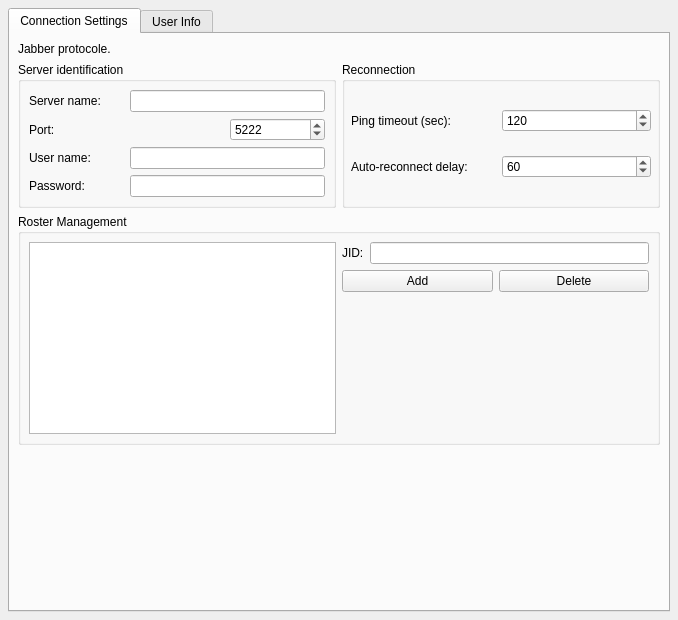
Fruneau/qRezix, file qrezix/jabber/rzxjabberpropui.ui: the form before one commit.
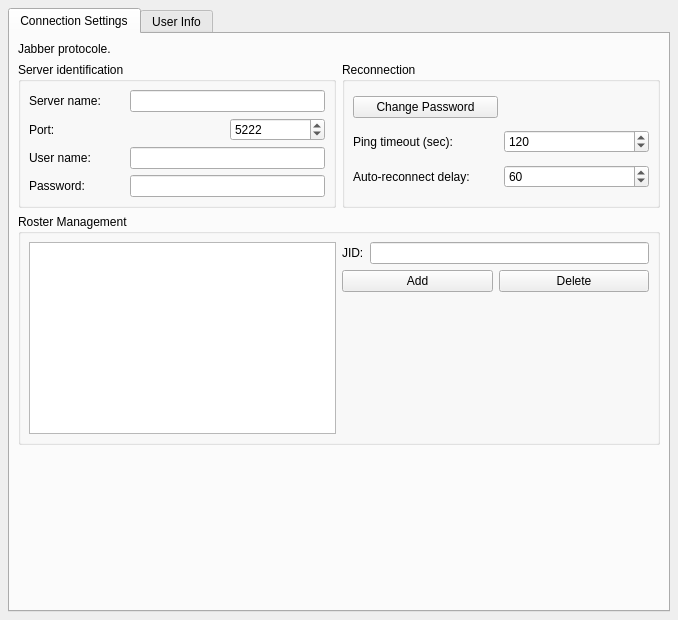
The form after the commit.

```diff
--- a/qrezix/jabber/rzxjabberpropui.ui
+++ b/qrezix/jabber/rzxjabberpropui.ui
@@ -151,38 +151,12 @@
          </property>
          <layout class="QGridLayout" >
           <property name="margin" >
-           <number>6</number>
+           <number>8</number>
           </property>
           <property name="spacing" >
-           <number>2</number>
+           <number>6</number>
           </property>
-          <item row="1" column="0" >
-           <widget class="QLabel" name="lblReconnection" >
-            <property name="text" >
-             <string>Auto-reconnect delay:</string>
-            </property>
-            <property name="textFormat" >
-             <enum>Qt::PlainText</enum>
-            </property>
-            <property name="buddy" >
-             <cstring>reconnection</cstring>
-            </property>
-           </widget>
-          </item>
-          <item row="0" column="0" >
-           <widget class="QLabel" name="lblPingTimeout" >
-            <property name="text" >
-             <string>Ping timeout (sec):</string>
-            </property>
-            <property name="textFormat" >
-             <enum>Qt::PlainText</enum>
-            </property>
-            <property name="buddy" >
-             <cstring>ping_timeout</cstring>
-            </property>
-           </widget>
-          </item>
-          <item row="1" column="1" >
+          <item row="2" column="1" >
            <widget class="QSpinBox" name="reconnection" >
             <property name="maximum" >
              <number>32768</number>
@@ -195,7 +169,20 @@
             </property>
            </widget>
           </item>
-          <item row="0" column="1" >
+          <item row="2" column="0" >
+           <widget class="QLabel" name="lblReconnection" >
+            <property name="text" >
+             <string>Auto-reconnect delay:</string>
+            </property>
+            <property name="textFormat" >
+             <enum>Qt::PlainText</enum>
+            </property>
+            <property name="buddy" >
+             <cstring>reconnection</cstring>
+            </property>
+           </widget>
+          </item>
+          <item row="1" column="1" >
            <widget class="QSpinBox" name="ping_timeout" >
             <property name="maximum" >
              <number>32768</number>
@@ -205,6 +192,26 @@
             </property>
            </widget>
           </item>
+          <item row="1" column="0" >
+           <widget class="QLabel" name="lblPingTimeout" >
+            <property name="text" >
+             <string>Ping timeout (sec):</string>
+            </property>
+            <property name="textFormat" >
+             <enum>Qt::PlainText</enum>
+            </property>
+            <property name="buddy" >
+             <cstring>ping_timeout</cstring>
+            </property>
+           </widget>
+          </item>
+          <item row="0" column="0" >
+           <widget class="QPushButton" name="btnChangePass" >
+            <property name="text" >
+             <string>Change Password</string>
+            </property>
+           </widget>
+          </item>
          </layout>
         </widget>
        </item>
```
